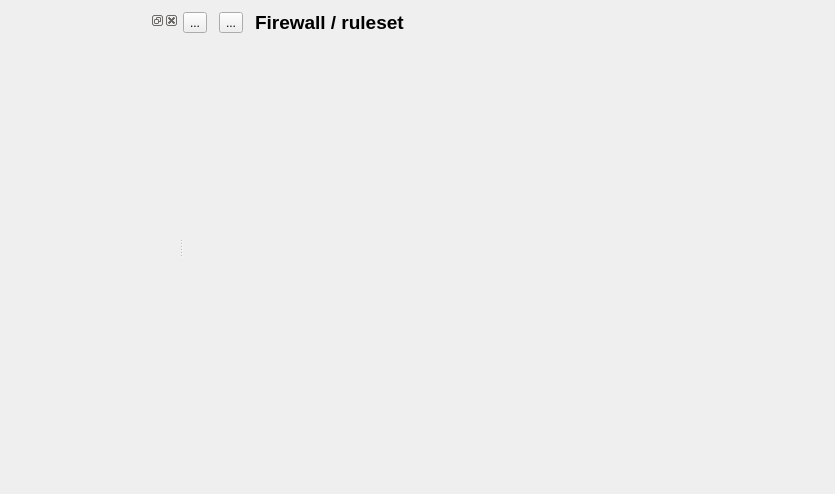
This is src/gui/projectpanel_q.ui in fwbuilder/fwbuilder as Qt 5 draws it before an edit. The edited form follows.
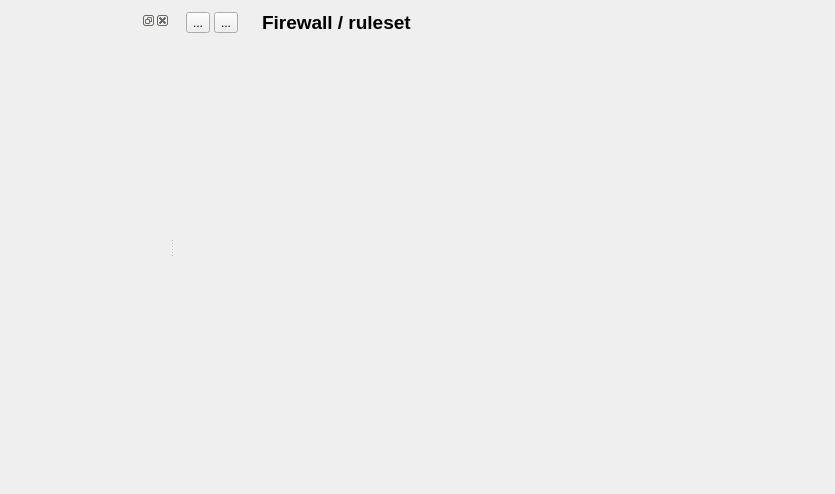
This is the edited form. Icons and pictures are not drawn. Custom widgets are drawn as their Qt base class.

Patch:
```diff
--- a/src/gui/projectpanel_q.ui
+++ b/src/gui/projectpanel_q.ui
@@ -97,16 +97,22 @@
        <enum>QFrame::Raised</enum>
       </property>
       <layout class="QGridLayout" name="gridLayout" >
-       <property name="margin" >
+       <property name="leftMargin" >
+        <number>12</number>
+       </property>
+       <property name="topMargin" >
         <number>0</number>
        </property>
-       <property name="spacing" >
+       <property name="rightMargin" >
+        <number>0</number>
+       </property>
+       <property name="bottomMargin" >
         <number>0</number>
        </property>
        <item row="0" column="0" >
         <layout class="QHBoxLayout" name="horizontalLayout" >
          <property name="spacing" >
-          <number>12</number>
+          <number>4</number>
          </property>
          <item>
           <widget class="QToolButton" name="compile_this_fw" >
@@ -169,6 +175,22 @@
            </property>
           </widget>
          </item>
+         <item>
+          <spacer name="horizontalSpacer" >
+           <property name="orientation" >
+            <enum>Qt::Horizontal</enum>
+           </property>
+           <property name="sizeType" >
+            <enum>QSizePolicy::Fixed</enum>
+           </property>
+           <property name="sizeHint" stdset="0" >
+            <size>
+             <width>20</width>
+             <height>20</height>
+            </size>
+           </property>
+          </spacer>
+         </item>
          <item>
           <widget class="QLabel" name="rulesetname" >
            <property name="font" >
```
